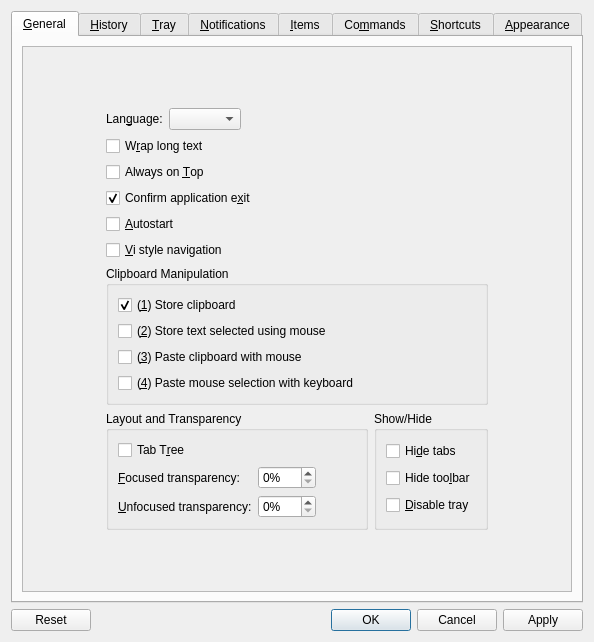
Above: src/ui/configurationmanager.ui from hluk/CopyQ before the change. Below: the same form after it.
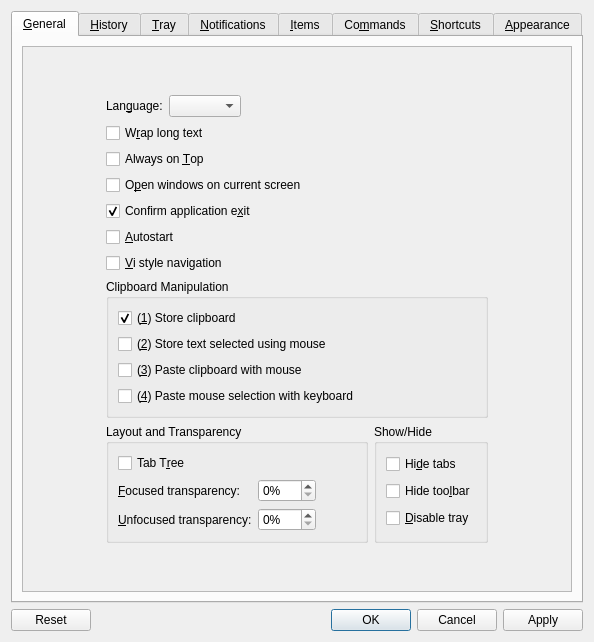
That is the form after the change. Custom widgets are drawn as their Qt base class.

Commit message: Added option to open windows on current screen

```diff
--- a/src/ui/configurationmanager.ui
+++ b/src/ui/configurationmanager.ui
@@ -129,6 +129,16 @@
                </property>
               </widget>
              </item>
+             <item>
+              <widget class="QCheckBox" name="checkBoxOpenWindowsOnCurrentScreen">
+               <property name="toolTip">
+                <string>Enable to open windows on current screen. Disable to open windows where they were last closed.</string>
+               </property>
+               <property name="text">
+                <string>O&amp;pen windows on current screen</string>
+               </property>
+              </widget>
+             </item>
              <item>
               <widget class="QCheckBox" name="checkBoxConfirmExit">
                <property name="toolTip">
```
Left out of the diff: 1 changed line with no effect on the pictures. The commit also changes 1 other file.
